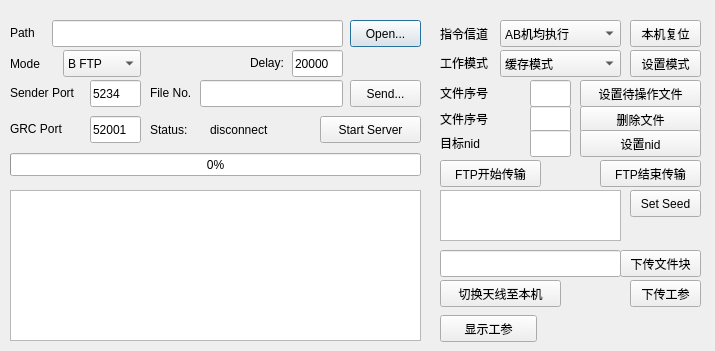
Above: file_send.ui from ArtisticZhao/file_sender_to_GNURadio before the change. Below: the same form after it.
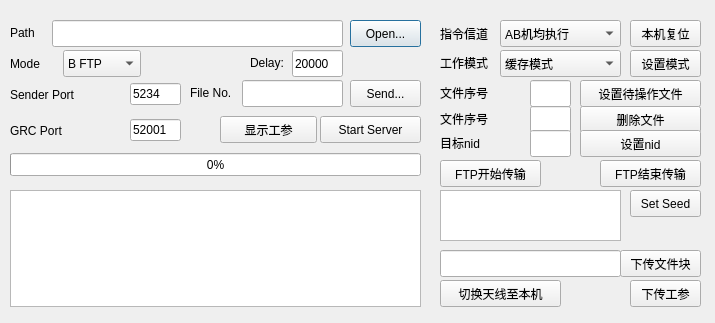
That is the form after the change.

```diff
--- a/file_send.ui
+++ b/file_send.ui
@@ -7,7 +7,7 @@
     <x>0</x>
     <y>0</y>
     <width>715</width>
-    <height>351</height>
+    <height>323</height>
    </rect>
   </property>
   <property name="windowTitle">
@@ -55,36 +55,10 @@
      <x>10</x>
      <y>190</y>
      <width>411</width>
-     <height>151</height>
+     <height>117</height>
     </rect>
    </property>
   </widget>
-  <widget class="QLineEdit" name="server_port">
-   <property name="geometry">
-    <rect>
-     <x>90</x>
-     <y>116</y>
-     <width>51</width>
-     <height>27</height>
-    </rect>
-   </property>
-   <property name="text">
-    <string>52001</string>
-   </property>
-  </widget>
-  <widget class="QLabel" name="label_2">
-   <property name="geometry">
-    <rect>
-     <x>10</x>
-     <y>120</y>
-     <width>66</width>
-     <height>17</height>
-    </rect>
-   </property>
-   <property name="text">
-    <string>GRC Port</string>
-   </property>
-  </widget>
   <widget class="QPushButton" name="server_button">
    <property name="geometry">
     <rect>
@@ -98,32 +72,6 @@
     <string>Start Server</string>
    </property>
   </widget>
-  <widget class="QLabel" name="label_3">
-   <property name="geometry">
-    <rect>
-     <x>150</x>
-     <y>121</y>
-     <width>51</width>
-     <height>17</height>
-    </rect>
-   </property>
-   <property name="text">
-    <string>Status:</string>
-   </property>
-  </widget>
-  <widget class="QLabel" name="server_status">
-   <property name="geometry">
-    <rect>
-     <x>210</x>
-     <y>120</y>
-     <width>81</width>
-     <height>20</height>
-    </rect>
-   </property>
-   <property name="text">
-    <string>disconnect</string>
-   </property>
-  </widget>
   <widget class="QProgressBar" name="transfer_process">
    <property name="geometry">
     <rect>
@@ -153,39 +101,10 @@
     <string>Send...</string>
    </property>
   </widget>
-  <widget class="QLabel" name="label_4">
-   <property name="geometry">
-    <rect>
-     <x>10</x>
-     <y>84</y>
-     <width>81</width>
-     <height>17</height>
-    </rect>
-   </property>
-   <property name="text">
-    <string>Sender Port</string>
-   </property>
-  </widget>
-  <widget class="QLineEdit" name="sender_port">
-   <property name="geometry">
-    <rect>
-     <x>90</x>
-     <y>80</y>
-     <width>51</width>
-     <height>27</height>
-    </rect>
-   </property>
-   <property name="text">
-    <string>5234</string>
-   </property>
-   <property name="placeholderText">
-    <string/>
-   </property>
-  </widget>
   <widget class="QLabel" name="label_5">
    <property name="geometry">
     <rect>
-     <x>150</x>
+     <x>190</x>
      <y>84</y>
      <width>51</width>
      <height>17</height>
@@ -198,9 +117,9 @@
   <widget class="QLineEdit" name="file_num">
    <property name="geometry">
     <rect>
-     <x>200</x>
+     <x>242</x>
      <y>80</y>
-     <width>143</width>
+     <width>101</width>
      <height>27</height>
     </rect>
    </property>
@@ -584,8 +503,8 @@
   <widget class="QPushButton" name="pushButton_childwindow">
    <property name="geometry">
     <rect>
-     <x>440</x>
-     <y>315</y>
+     <x>220</x>
+     <y>116</y>
      <width>97</width>
      <height>27</height>
     </rect>
@@ -594,6 +513,73 @@
     <string>显示工参</string>
    </property>
   </widget>
+  <widget class="QWidget" name="">
+   <property name="geometry">
+    <rect>
+     <x>10</x>
+     <y>80</y>
+     <width>171</width>
+     <height>29</height>
+    </rect>
+   </property>
+   <layout class="QHBoxLayout" name="horizontalLayout_Sender">
+    <item>
+     <widget class="QLabel" name="label_4">
+      <property name="text">
+       <string>Sender Port</string>
+      </property>
+     </widget>
+    </item>
+    <item>
+     <widget class="QLineEdit" name="sender_port">
+      <property name="maximumSize">
+       <size>
+        <width>51</width>
+        <height>16777215</height>
+       </size>
+      </property>
+      <property name="text">
+       <string>5234</string>
+      </property>
+      <property name="placeholderText">
+       <string/>
+      </property>
+     </widget>
+    </item>
+   </layout>
+  </widget>
+  <widget class="QWidget" name="">
+   <property name="geometry">
+    <rect>
+     <x>10</x>
+     <y>116</y>
+     <width>171</width>
+     <height>29</height>
+    </rect>
+   </property>
+   <layout class="QHBoxLayout" name="horizontalLayout_GRC">
+    <item>
+     <widget class="QLabel" name="label_2">
+      <property name="text">
+       <string>GRC Port</string>
+      </property>
+     </widget>
+    </item>
+    <item>
+     <widget class="QLineEdit" name="server_port">
+      <property name="maximumSize">
+       <size>
+        <width>51</width>
+        <height>16777215</height>
+       </size>
+      </property>
+      <property name="text">
+       <string>52001</string>
+      </property>
+     </widget>
+    </item>
+   </layout>
+  </widget>
  </widget>
  <resources/>
  <connections/>
```
